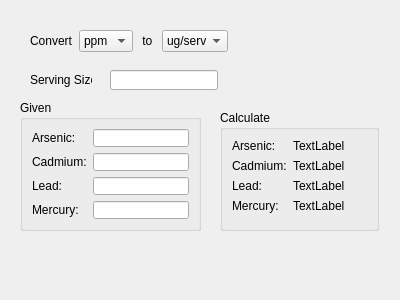
Above: Interface.ui from JaundiceJack/DFH-HeavyMetals_Converter before the change. Below: the same form after it.
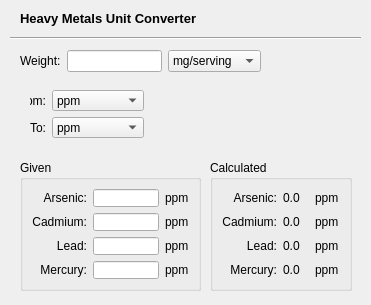
That is the form after the change.

The edit to the form file:
```diff
--- a/Interface.ui
+++ b/Interface.ui
@@ -6,8 +6,8 @@
    <rect>
     <x>0</x>
     <y>0</y>
-    <width>400</width>
-    <height>300</height>
+    <width>371</width>
+    <height>305</height>
    </rect>
   </property>
   <property name="windowTitle">
@@ -17,7 +17,7 @@
    <property name="geometry">
     <rect>
      <x>20</x>
-     <y>100</y>
+     <y>160</y>
      <width>181</width>
      <height>131</height>
     </rect>
@@ -25,183 +25,373 @@
    <property name="title">
     <string>Given</string>
    </property>
-   <layout class="QFormLayout" name="formLayout">
+   <layout class="QGridLayout" name="gridLayout_3">
     <item row="0" column="0">
-     <widget class="QLabel" name="label_2">
+     <widget class="QLabel" name="given_as_label">
       <property name="text">
        <string>Arsenic:</string>
       </property>
+      <property name="alignment">
+       <set>Qt::AlignRight|Qt::AlignTrailing|Qt::AlignVCenter</set>
+      </property>
      </widget>
     </item>
     <item row="0" column="1">
-     <widget class="QLineEdit" name="asLE"/>
+     <widget class="QLineEdit" name="given_as_entry"/>
+    </item>
+    <item row="0" column="2">
+     <widget class="QLabel" name="given_as_unit">
+      <property name="text">
+       <string>ppm</string>
+      </property>
+     </widget>
     </item>
     <item row="1" column="0">
-     <widget class="QLabel" name="label_3">
+     <widget class="QLabel" name="given_cd_label">
       <property name="text">
        <string>Cadmium:</string>
       </property>
+      <property name="alignment">
+       <set>Qt::AlignRight|Qt::AlignTrailing|Qt::AlignVCenter</set>
+      </property>
      </widget>
     </item>
     <item row="1" column="1">
-     <widget class="QLineEdit" name="cdLE"/>
+     <widget class="QLineEdit" name="given_cd_entry"/>
+    </item>
+    <item row="1" column="2">
+     <widget class="QLabel" name="given_cd_unit">
+      <property name="text">
+       <string>ppm</string>
+      </property>
+     </widget>
     </item>
     <item row="2" column="0">
-     <widget class="QLabel" name="label_4">
+     <widget class="QLabel" name="given_pb_label">
       <property name="text">
        <string>Lead:</string>
       </property>
+      <property name="alignment">
+       <set>Qt::AlignRight|Qt::AlignTrailing|Qt::AlignVCenter</set>
+      </property>
      </widget>
     </item>
     <item row="2" column="1">
-     <widget class="QLineEdit" name="pbLE"/>
+     <widget class="QLineEdit" name="given_pb_entry"/>
+    </item>
+    <item row="2" column="2">
+     <widget class="QLabel" name="given_pb_unit">
+      <property name="text">
+       <string>ppm</string>
+      </property>
+     </widget>
     </item>
     <item row="3" column="0">
-     <widget class="QLabel" name="label_5">
+     <widget class="QLabel" name="given_hg_label">
       <property name="text">
        <string>Mercury:</string>
       </property>
+      <property name="alignment">
+       <set>Qt::AlignRight|Qt::AlignTrailing|Qt::AlignVCenter</set>
+      </property>
      </widget>
     </item>
     <item row="3" column="1">
-     <widget class="QLineEdit" name="hgLE"/>
+     <widget class="QLineEdit" name="given_hg_entry"/>
+    </item>
+    <item row="3" column="2">
+     <widget class="QLabel" name="given_hg_unit">
+      <property name="text">
+       <string>ppm</string>
+      </property>
+     </widget>
     </item>
    </layout>
   </widget>
   <widget class="QGroupBox" name="groupBox_2">
    <property name="geometry">
     <rect>
-     <x>220</x>
-     <y>110</y>
-     <width>159</width>
-     <height>121</height>
+     <x>210</x>
+     <y>160</y>
+     <width>142</width>
+     <height>131</height>
     </rect>
    </property>
    <property name="title">
-    <string>Calculate</string>
+    <string>Calculated</string>
    </property>
-   <layout class="QFormLayout" name="formLayout_2">
+   <layout class="QGridLayout" name="gridLayout">
     <item row="0" column="0">
-     <widget class="QLabel" name="label_8">
+     <widget class="QLabel" name="calc_as_label">
       <property name="text">
        <string>Arsenic:</string>
       </property>
+      <property name="alignment">
+       <set>Qt::AlignRight|Qt::AlignTrailing|Qt::AlignVCenter</set>
+      </property>
      </widget>
     </item>
     <item row="0" column="1">
-     <widget class="QLabel" name="asL">
+     <widget class="QLabel" name="calc_as_value">
       <property name="text">
-       <string>TextLabel</string>
+       <string>0.0</string>
+      </property>
+     </widget>
+    </item>
+    <item row="0" column="2">
+     <widget class="QLabel" name="calc_as_unit">
+      <property name="text">
+       <string>ppm</string>
       </property>
      </widget>
     </item>
     <item row="1" column="0">
-     <widget class="QLabel" name="label_9">
+     <widget class="QLabel" name="calc_cd_label">
       <property name="text">
        <string>Cadmium:</string>
       </property>
+      <property name="alignment">
+       <set>Qt::AlignRight|Qt::AlignTrailing|Qt::AlignVCenter</set>
+      </property>
      </widget>
     </item>
     <item row="1" column="1">
-     <widget class="QLabel" name="cdL">
+     <widget class="QLabel" name="calc_cd_value">
       <property name="text">
-       <string>TextLabel</string>
+       <string>0.0</string>
+      </property>
+     </widget>
+    </item>
+    <item row="1" column="2">
+     <widget class="QLabel" name="calc_cd_unit">
+      <property name="text">
+       <string>ppm</string>
       </property>
      </widget>
     </item>
     <item row="2" column="0">
-     <widget class="QLabel" name="label_10">
+     <widget class="QLabel" name="calc_pb_label">
       <property name="text">
        <string>Lead:</string>
       </property>
+      <property name="alignment">
+       <set>Qt::AlignRight|Qt::AlignTrailing|Qt::AlignVCenter</set>
+      </property>
      </widget>
     </item>
     <item row="2" column="1">
-     <widget class="QLabel" name="pbL">
+     <widget class="QLabel" name="calc_pb_value">
       <property name="text">
-       <string>TextLabel</string>
+       <string>0.0</string>
+      </property>
+     </widget>
+    </item>
+    <item row="2" column="2">
+     <widget class="QLabel" name="calc_pb_unit">
+      <property name="text">
+       <string>ppm</string>
       </property>
      </widget>
     </item>
     <item row="3" column="0">
-     <widget class="QLabel" name="label_11">
+     <widget class="QLabel" name="calc_hg_label">
       <property name="text">
        <string>Mercury:</string>
       </property>
+      <property name="alignment">
+       <set>Qt::AlignRight|Qt::AlignTrailing|Qt::AlignVCenter</set>
+      </property>
      </widget>
     </item>
     <item row="3" column="1">
-     <widget class="QLabel" name="hgL">
+     <widget class="QLabel" name="calc_hg_value">
       <property name="text">
-       <string>TextLabel</string>
+       <string>0.0</string>
+      </property>
+     </widget>
+    </item>
+    <item row="3" column="2">
+     <widget class="QLabel" name="calc_hg_unit">
+      <property name="text">
+       <string>ppm</string>
       </property>
      </widget>
     </item>
    </layout>
   </widget>
-  <widget class="QLabel" name="label_6">
+  <widget class="QLabel" name="header">
    <property name="geometry">
     <rect>
-     <x>30</x>
-     <y>70</y>
-     <width>62</width>
-     <height>20</height>
+     <x>20</x>
+     <y>10</y>
+     <width>191</width>
+     <height>16</height>
     </rect>
    </property>
+   <property name="font">
+    <font>
+     <pointsize>10</pointsize>
+     <weight>75</weight>
+     <bold>true</bold>
+    </font>
+   </property>
    <property name="text">
-    <string>Serving Size:</string>
+    <string>Heavy Metals Unit Converter</string>
    </property>
   </widget>
-  <widget class="QLineEdit" name="servingLE">
+  <widget class="Line" name="line">
    <property name="geometry">
     <rect>
-     <x>110</x>
-     <y>70</y>
-     <width>108</width>
-     <height>20</height>
-    </rect>
-   </property>
-  </widget>
-  <widget class="QWidget" name="">
-   <property name="geometry">
-    <rect>
-     <x>30</x>
+     <x>10</x>
      <y>30</y>
-     <width>198</width>
+     <width>351</width>
+     <height>16</height>
+    </rect>
+   </property>
+   <property name="orientation">
+    <enum>Qt::Horizontal</enum>
+   </property>
+  </widget>
+  <widget class="QWidget" name="">
+   <property name="geometry">
+    <rect>
+     <x>20</x>
+     <y>50</y>
+     <width>241</width>
      <height>22</height>
     </rect>
    </property>
-   <layout class="QHBoxLayout" name="horizontalLayout">
-    <item>
-     <widget class="QLabel" name="label_16">
+   <layout class="QGridLayout" name="gridLayout_4">
+    <item row="0" column="0">
+     <widget class="QLabel" name="weight_label">
       <property name="text">
-       <string>Convert</string>
+       <string>Weight:</string>
       </property>
      </widget>
     </item>
-    <item>
-     <widget class="QComboBox" name="fromCombo">
+    <item row="0" column="1">
+     <widget class="QLineEdit" name="weight_entry"/>
+    </item>
+    <item row="0" column="2">
+     <widget class="QComboBox" name="weight_combo">
       <item>
        <property name="text">
+        <string>mg/serving</string>
+       </property>
+      </item>
+      <item>
+       <property name="text">
+        <string>g/serving</string>
+       </property>
+      </item>
+      <item>
+       <property name="text">
+        <string>mg/capsule</string>
+       </property>
+      </item>
+      <item>
+       <property name="text">
+        <string>mg/tablet</string>
+       </property>
+      </item>
+     </widget>
+    </item>
+   </layout>
+  </widget>
+  <widget class="QWidget" name="">
+   <property name="geometry">
+    <rect>
+     <x>30</x>
+     <y>90</y>
+     <width>114</width>
+     <height>48</height>
+    </rect>
+   </property>
+   <layout class="QFormLayout" name="formLayout">
+    <property name="labelAlignment">
+     <set>Qt::AlignRight|Qt::AlignTrailing|Qt::AlignVCenter</set>
+    </property>
+    <property name="formAlignment">
+     <set>Qt::AlignLeading|Qt::AlignLeft|Qt::AlignTop</set>
+    </property>
+    <item row="0" column="0">
+     <widget class="QLabel" name="from_label">
+      <property name="sizePolicy">
+       <sizepolicy hsizetype="Minimum" vsizetype="Preferred">
+        <horstretch>0</horstretch>
+        <verstretch>0</verstretch>
+       </sizepolicy>
+      </property>
+      <property name="text">
+       <string>From:</string>
+      </property>
+      <property name="alignment">
+       <set>Qt::AlignRight|Qt::AlignTrailing|Qt::AlignVCenter</set>
+      </property>
+     </widget>
+    </item>
+    <item row="0" column="1">
+     <widget class="QComboBox" name="from_combo">
+      <item>
+       <property name="text">
         <string>ppm</string>
        </property>
       </item>
+      <item>
+       <property name="text">
+        <string>ug/serving</string>
+       </property>
+      </item>
+      <item>
+       <property name="text">
+        <string>ug/capsule</string>
+       </property>
+      </item>
+      <item>
+       <property name="text">
+        <string>ug/tablet</string>
+       </property>
+      </item>
      </widget>
     </item>
-    <item>
-     <widget class="QLabel" name="label_17">
+    <item row="1" column="0">
+     <widget class="QLabel" name="to_label">
+      <property name="sizePolicy">
+       <sizepolicy hsizetype="Preferred" vsizetype="Preferred">
+        <horstretch>0</horstretch>
+        <verstretch>0</verstretch>
+       </sizepolicy>
+      </property>
       <property name="text">
-       <string> to </string>
+       <string>To:</string>
       </property>
+      <property name="alignment">
+       <set>Qt::AlignRight|Qt::AlignTrailing|Qt::AlignVCenter</set>
+      </property>
      </widget>
     </item>
-    <item>
-     <widget class="QComboBox" name="toCombo">
+    <item row="1" column="1">
+     <widget class="QComboBox" name="to_combo">
+      <item>
+       <property name="text">
+        <string>ppm</string>
+       </property>
+      </item>
       <item>
        <property name="text">
         <string>ug/serving</string>
        </property>
       </item>
+      <item>
+       <property name="text">
+        <string>ug/capsule</string>
+       </property>
+      </item>
+      <item>
+       <property name="text">
+        <string>ug/tablet</string>
+       </property>
+      </item>
      </widget>
     </item>
    </layout>
```
Left out of the diff: 12 changed lines with no effect on the pictures.
